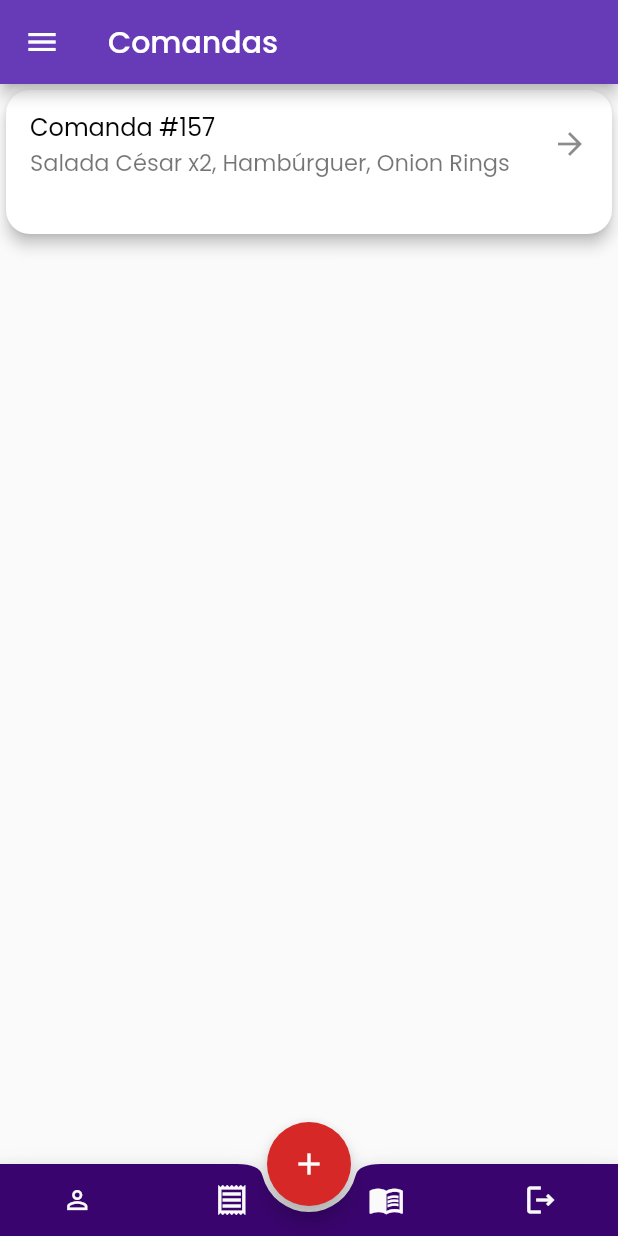
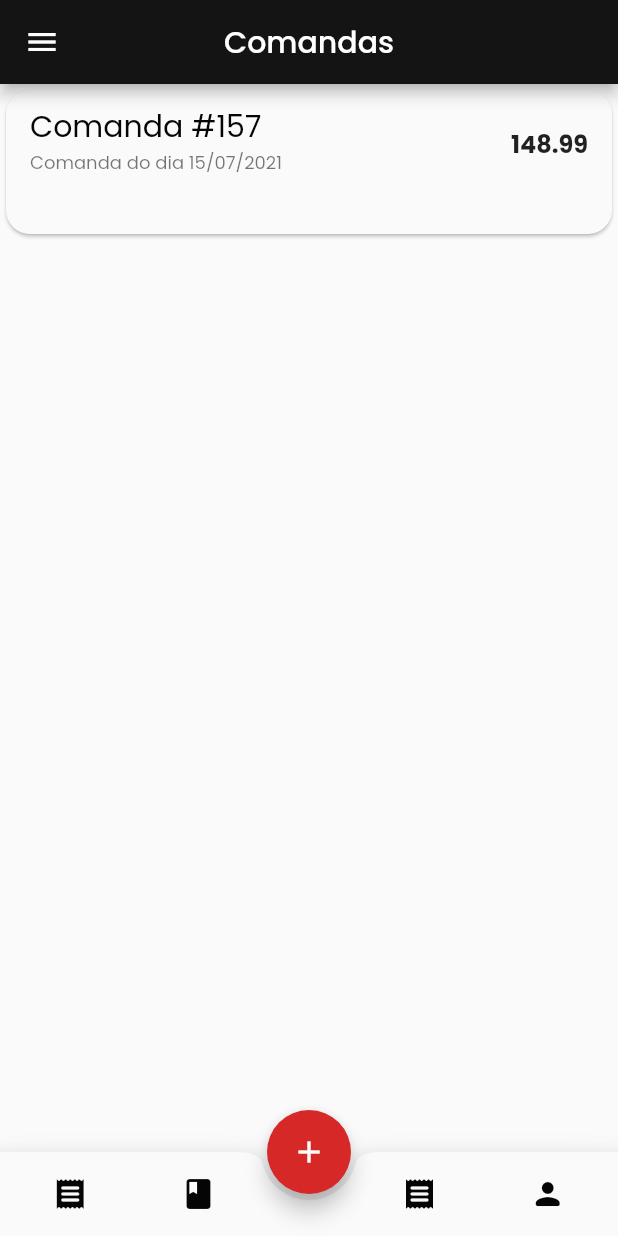
Before and after one commit to commandee/mobile, a Flutter app: the MyHomePage screen opened directly, on a phone screen of 412 x 824 dp. Run offline on Flutter 3.47's test engine with Material 2 defaults, Android fonts, the phone set to English and light mode, and no system bars.

Commit message:
alterações em cores, e bab (falta navegação)

```diff
--- /dev/null
+++ b/lib/components/card_comanda.dart
@@ -0,0 +1,39 @@
+import 'package:flutter/material.dart';
+import 'package:teste/constants.dart';
+
+class CardComanda extends StatelessWidget {
+  CardComanda({super.key, required this.nome, required this.descricao});
+
+  String nome;
+  String descricao;
+
+  @override
+  Widget build(BuildContext context) {
+    return SizedBox(
+      height: 104,
+      child: GestureDetector(
+        onTap: () {
+          print('Redirecionando para a comanda');
+        },
+        child: Card(
+            elevation: 1,
+            shape: RoundedRectangleBorder(
+              borderRadius: BorderRadius.circular(16),
+            ),
+            color: fundoLM,
+            child: ListTile(
+              title: Text(nome,
+                  style: const TextStyle(
+                      fontSize: 20,
+                      fontWeight: FontWeight.normal,
+                      color: textoLM)),
+              subtitle: Text(
+                descricao,
+                style: const TextStyle(fontSize: 12),
+              ),
+              trailing: Text("148.99", style: TextStyle(fontSize: 16, fontWeight: FontWeight.bold),),
+            )),
+      ),
+    );
+  }
+}
--- a/lib/components/comanda.dart
+++ /dev/null
@@ -1,37 +0,0 @@
-import 'package:flutter/material.dart';
-import 'package:teste/constants.dart';
-
-class Commanda extends StatelessWidget {
-  Commanda({super.key, required this.nome, required this.descricao});
-
-  String nome;
-  String descricao;
-
-  @override
-  Widget build(BuildContext context) {
-    return SizedBox(
-      height: 104,
-      child: Card(
-          elevation: 4,
-          shape: RoundedRectangleBorder(
-            borderRadius: BorderRadius.circular(16),
-          ),
-          child: ListTile(
-            title: Text(nome,
-                style: const TextStyle(
-                    fontSize: 16,
-                    fontWeight: FontWeight.normal,
-                    color: textoLM)),
-            subtitle: Text(
-              descricao,
-              style: const TextStyle(fontSize: 15),
-            ),
-            trailing: InkWell(
-                child: const Icon(Icons.arrow_forward),
-                onTap: () {
-                  print('Redirecionando para a comanda');
-                }),
-          )),
-    );
-  }
-}
--- a/lib/main.dart
+++ b/lib/main.dart
@@ -1,5 +1,6 @@
 import 'package:flutter/material.dart';
 import 'package:teste/classes/temas.dart';
+import 'package:teste/constants.dart';
 import 'package:teste/pages/profile.dart';
 import 'package:teste/pages/welcome.dart';
 
@@ -17,7 +18,7 @@ class MyApp extends StatelessWidget {
       title: 'Commandee',
       theme: ThemeData(
         fontFamily: 'Poppins',
-        primarySwatch: Colors.deepPurple,
+        primaryColor: primary,
       ),
       home: WelcomePage(),//HomePage(),
     );
--- a/lib/pages/cardapio.dart
+++ b/lib/pages/cardapio.dart
@@ -2,6 +2,7 @@ import 'dart:math';
 
 import 'package:flutter/material.dart';
 import 'package:teste/components/filtros.dart';
+import 'package:teste/constants.dart';
 
 class CardapioPage extends StatefulWidget {
   const CardapioPage({super.key});
@@ -16,14 +17,18 @@ class _CardapioPageState extends State<CardapioPage> {
     return Scaffold(
       appBar: AppBar(
         title: const Text('Cardápio'),
+        centerTitle: true,
+        backgroundColor: fundoDM,
       ),
-      body: Container(
-        margin: const EdgeInsets.all(16),
-        child: SingleChildScrollView(
+      body: SingleChildScrollView(
+        child: Column(
+          children: [
+            Filtros(),
+            Padding(
+              padding: const EdgeInsets.all(16.0),
               child: Column(
                 children: [
                   //filtros
-              Filtros(),
                   //cardapio
                   GridView.count(
                       shrinkWrap: true,
@@ -58,6 +63,8 @@ class _CardapioPageState extends State<CardapioPage> {
                       ]),
                 ],
               ),
+            ),
+          ],
         ),
       ),
     );
--- a/lib/pages/home.dart
+++ b/lib/pages/home.dart
@@ -8,7 +8,7 @@ import 'package:teste/pages/login.dart';
 import 'package:teste/pages/profile.dart';
 import 'package:teste/pages/settings.dart';
 
-import '../components/comanda.dart';
+import '../components/card_comanda.dart';
 import '../constants.dart';
 
 class MyHomePage extends StatefulWidget {
@@ -23,20 +23,31 @@ class _MyHomePageState extends State<MyHomePage> {
   Widget build(BuildContext context) => Scaffold(
         appBar: AppBar(
           title: Text('Comandas'),
+          centerTitle: true,
+          backgroundColor: fundoDM,
         ),
         floatingActionButtonLocation: FloatingActionButtonLocation.centerDocked,
         floatingActionButton: AddButton(),
         bottomNavigationBar: const BAB(),
         backgroundColor: fundoLM,
         drawer: const NavigationDrawer(),
-        body: Center(
-          child: ListView(children: [
-            Commanda(
+        body: SafeArea(
+          child: Column(
+            children: [
+              Expanded(
+                child: ListView(
+                  children: [
+                    CardComanda(
                       nome: "Comanda #157",
-              descricao: "Salada César x2, Hambúrguer, Onion Rings",
+                      descricao: "Comanda do dia 15/07/2021",
                     ),
-          ]),
+                  ],
                 ),
+              ),
+            ],
+          ),
+        ),
+        extendBody: true,
       );
 }
 
@@ -46,7 +57,9 @@ class AddButton extends StatelessWidget {
   @override
   Widget build(BuildContext context) {
     return FloatingActionButton(
-      onPressed: () {},
+      onPressed: () {
+        print('Adicionar comanda');
+      },
       backgroundColor: accentLM,
       child: Icon(
         Icons.add,
@@ -62,40 +75,48 @@ class BAB extends StatelessWidget {
   @override
   Widget build(BuildContext context) {
     return BottomAppBar(
-      color: primary,
-      shape: CircularNotchedRectangle(),
+        elevation: 10,
+        color: fundoLM, //Theme.of(context).primaryColor,
+        shape: const CircularNotchedRectangle(),
+        child: IconTheme(
+          data: IconThemeData(color: Theme.of(context).colorScheme.onPrimary),
+          child: Padding(
+            padding: const EdgeInsets.all(4.0),
             child: Row(
               mainAxisAlignment: MainAxisAlignment.spaceAround,
               children: [
                 IconButton(
                     onPressed: () {},
                     icon: Icon(
-              Icons.person_outline,
-              color: textoDM,
-            ),
-            iconSize: 20,
+                      Icons.receipt_rounded,
+                      color: textoLM,
+                    )),
+                IconButton(
+                    onPressed: () {},
+                    icon: Icon(
+                      Icons.book_rounded,
+                      color: textoLM,
+                    )),
+                SizedBox(
+                  width: 24,
                 ),
                 IconButton(
                     onPressed: () {},
                     icon: Icon(
-                Icons.receipt_outlined,
-                color: textoDM,
+                      Icons.receipt_rounded,
+                      color: textoLM,
                     )),
                 IconButton(
                   onPressed: () {},
                   icon: Icon(
-                Icons.menu_book_outlined,
-                color: textoDM,
-              )),
-          IconButton(
-              onPressed: () {},
-              icon: Icon(
-                Icons.logout_outlined,
-                color: textoDM,
-              )),
+                    Icons.person_rounded,
+                    color: textoLM,
+                  ),
+                ),
               ],
             ),
-    );
+          ),
+        ));
   }
 }
 
```
Lines whose indentation alone changed are shown as unchanged.
